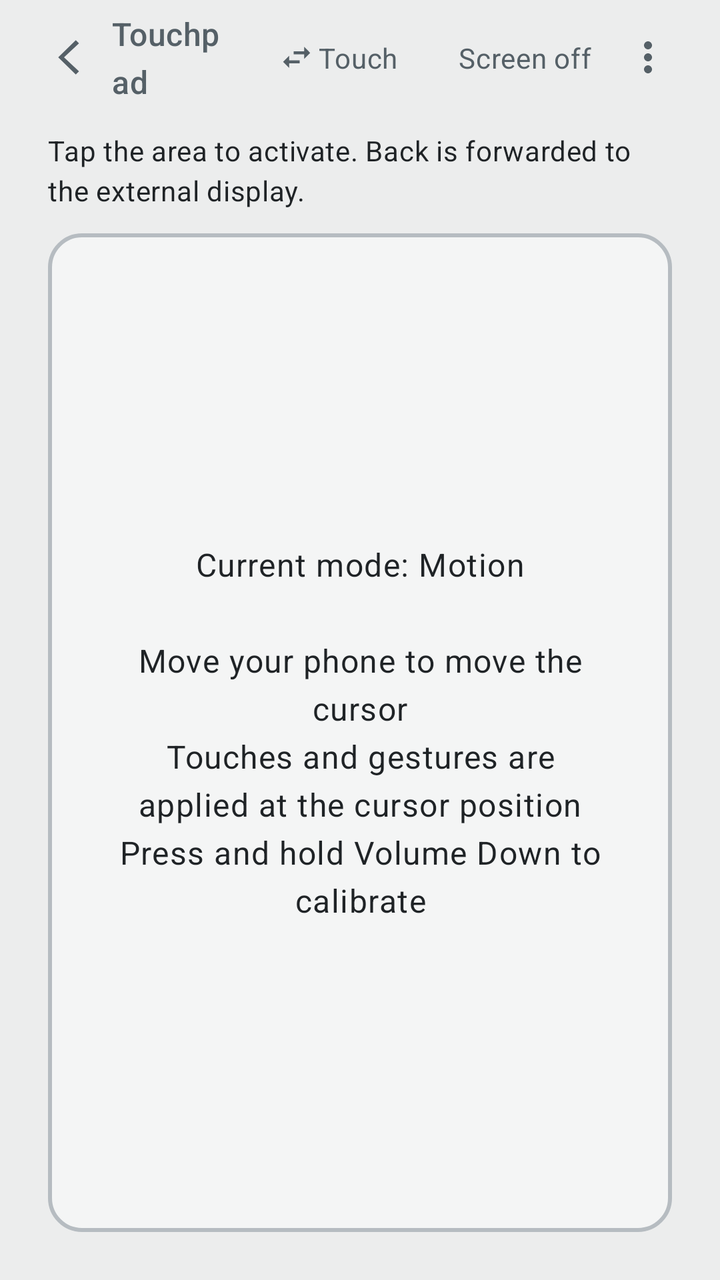
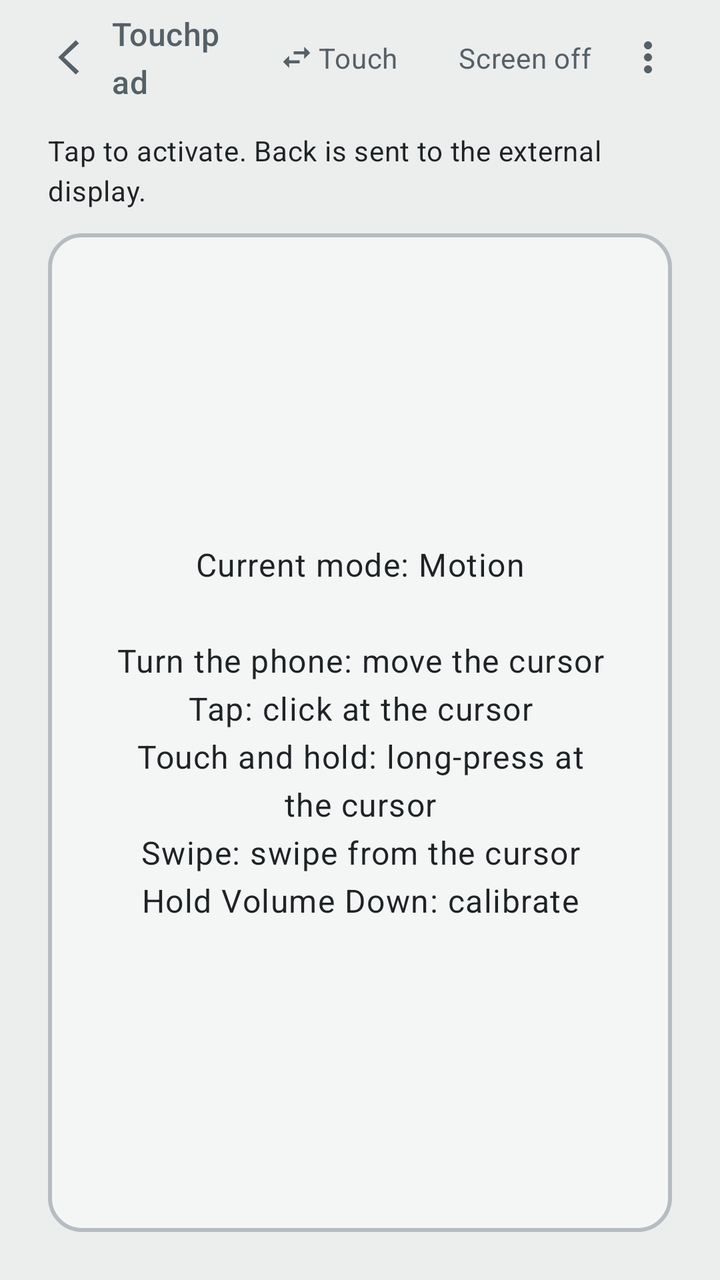

Compare the two renders of this Android layout. The source of the first and the diff that turns it into the second are given below.
<!-- AndroidManifest.xml: application theme Theme.DeskControl -->
<!-- res/layout/activity_ray_mouse.xml -->
<?xml version="1.0" encoding="utf-8"?>
<FrameLayout xmlns:android="http://schemas.android.com/apk/res/android"
    xmlns:app="http://schemas.android.com/apk/res-auto"
    android:id="@+id/rayMouseRoot"
    android:layout_width="match_parent"
    android:layout_height="match_parent">

    <LinearLayout
        android:layout_width="match_parent"
        android:layout_height="match_parent"
        android:background="@color/touchpadBackground"
        android:orientation="vertical">

        <LinearLayout
            android:id="@+id/rayMouseToolbar"
            android:layout_width="match_parent"
            android:layout_height="wrap_content"
            android:background="@color/touchpadBackground"
            android:gravity="center_vertical"
            android:minHeight="48dp"
            android:paddingHorizontal="16dp"
            android:paddingVertical="6dp">

            <ImageButton
                android:id="@+id/rayMouseBack"
                android:layout_width="40dp"
                android:layout_height="40dp"
                android:background="?attr/selectableItemBackgroundBorderless"
                android:contentDescription="@string/touchpad_back_button"
                android:scaleType="center"
                android:src="@drawable/ic_back"
                app:tint="@color/touchpadToolbarText" />

            <com.google.android.material.textview.MaterialTextView
                android:layout_width="0dp"
                android:layout_height="wrap_content"
                android:layout_weight="1"
                android:gravity="center_vertical|start"
                android:text="@string/touchpad_title"
                android:textAppearance="?attr/textAppearanceTitleMedium"
                android:textColor="@color/touchpadToolbarText" />

            <LinearLayout
                android:id="@+id/btnRaySwitchToTouch"
                android:layout_width="104dp"
                android:layout_height="wrap_content"
                android:background="?attr/selectableItemBackgroundBorderless"
                android:clickable="true"
                android:contentDescription="@string/control_surface_switch_action_to_touch"
                android:focusable="true"
                android:gravity="center"
                android:orientation="horizontal"
                android:paddingHorizontal="8dp"
                android:paddingVertical="6dp">

                <ImageView
                    android:layout_width="18dp"
                    android:layout_height="18dp"
                    android:importantForAccessibility="no"
                    android:src="@drawable/ic_swap_horiz"
                    app:tint="@color/touchpadToolbarText" />

                <com.google.android.material.textview.MaterialTextView
                    android:layout_width="wrap_content"
                    android:layout_height="wrap_content"
                    android:layout_marginStart="2dp"
                    android:text="@string/control_surface_switch_to_touch"
                    android:textAppearance="?attr/textAppearanceBodyMedium"
                    android:textColor="@color/touchpadToolbarText" />
            </LinearLayout>

            <com.google.android.material.textview.MaterialTextView
                android:id="@+id/btnRayBlackout"
                android:layout_width="wrap_content"
                android:layout_height="wrap_content"
                android:background="?attr/selectableItemBackgroundBorderless"
                android:clickable="true"
                android:focusable="true"
                android:paddingHorizontal="8dp"
                android:paddingVertical="6dp"
                android:text="@string/touchpad_blackout"
                android:textAppearance="?attr/textAppearanceBodyMedium"
                android:textColor="@color/touchpadToolbarText" />

            <ImageButton
                android:id="@+id/btnRayMore"
                android:layout_width="40dp"
                android:layout_height="40dp"
                android:background="?attr/selectableItemBackgroundBorderless"
                android:contentDescription="@string/touchpad_more_options"
                android:scaleType="center"
                android:src="@drawable/ic_more_vert"
                app:tint="@color/touchpadToolbarText" />
        </LinearLayout>

        <FrameLayout
            android:layout_width="match_parent"
            android:layout_height="0dp"
            android:layout_weight="1">

            <LinearLayout
                android:id="@+id/rayMouseContent"
                android:layout_width="match_parent"
                android:layout_height="match_parent"
                android:orientation="vertical"
                android:paddingHorizontal="24dp"
                android:paddingTop="8dp"
                android:paddingBottom="24dp">

                <com.google.android.material.textview.MaterialTextView
                    android:layout_width="match_parent"
                    android:layout_height="wrap_content"
                    android:layout_marginBottom="12dp"
                    android:gravity="start"
                    android:text="@string/control_surface_activation_hint"
                    android:textAppearance="?attr/textAppearanceBodyMedium"
                    android:textColor="@color/touchpadHintInactive" />

                <FrameLayout
                    android:id="@+id/rayMouseArea"
                    android:layout_width="match_parent"
                    android:layout_height="0dp"
                    android:layout_weight="1"
                    android:background="@drawable/touchpad_area_bg"
                    android:clickable="true"
                    android:contentDescription="@string/ray_mouse_tap_hint"
                    android:focusable="true">

                    <com.google.android.material.textview.MaterialTextView
                        android:id="@+id/rayMouseHint"
                        android:layout_width="wrap_content"
                        android:layout_height="wrap_content"
                        android:layout_gravity="center"
                        android:layout_margin="32dp"
                        android:gravity="center"
                        android:text="@string/ray_mouse_tap_hint"
                        android:textAppearance="?attr/textAppearanceBodyLarge"
                        android:textColor="@color/touchpadHintInactive" />
                </FrameLayout>

                <androidx.core.widget.NestedScrollView
                    android:id="@+id/rayTuningContent"
                    android:layout_width="match_parent"
                    android:layout_height="280dp"
                    android:layout_marginTop="16dp"
                    android:fillViewport="true"
                    android:overScrollMode="ifContentScrolls"
                    android:visibility="gone">

                    <LinearLayout
                        android:layout_width="match_parent"
                        android:layout_height="wrap_content"
                        android:orientation="vertical"
                        android:paddingBottom="12dp">

                        <LinearLayout
                            android:layout_width="match_parent"
                            android:layout_height="wrap_content"
                            android:gravity="center_vertical"
                            android:orientation="horizontal">

                            <com.google.android.material.textview.MaterialTextView
                                android:layout_width="0dp"
                                android:layout_height="wrap_content"
                                android:layout_weight="1"
                                android:text="@string/ray_mouse_tuning_horizontal_range"
                                android:textAppearance="?attr/textAppearanceBodySmall"
                                android:textColor="?attr/colorOnSurface" />

                            <com.google.android.material.textview.MaterialTextView
                                android:id="@+id/rayHorizontalRangeValue"
                                android:layout_width="wrap_content"
                                android:layout_height="wrap_content"
                                android:text="@string/ray_mouse_tuning_horizontal_default"
                                android:textAppearance="?attr/textAppearanceBodySmall"
                                android:textColor="?attr/colorOnSurfaceVariant" />
                        </LinearLayout>

                        <com.google.android.material.slider.Slider
                            android:id="@+id/sliderRayHorizontalRange"
                            android:layout_width="match_parent"
                            android:layout_height="wrap_content" />

                        <LinearLayout
                            android:layout_width="match_parent"
                            android:layout_height="wrap_content"
                            android:gravity="center_vertical"
                            android:orientation="horizontal">

                            <com.google.android.material.textview.MaterialTextView
                                android:layout_width="0dp"
                                android:layout_height="wrap_content"
                                android:layout_weight="1"
                                android:text="@string/ray_mouse_tuning_vertical_range"
                                android:textAppearance="?attr/textAppearanceBodySmall"
                                android:textColor="?attr/colorOnSurface" />

                            <com.google.android.material.textview.MaterialTextView
                                android:id="@+id/rayVerticalRangeValue"
                                android:layout_width="wrap_content"
                                android:layout_height="wrap_content"
                                android:text="@string/ray_mouse_tuning_vertical_default"
                                android:textAppearance="?attr/textAppearanceBodySmall"
                                android:textColor="?attr/colorOnSurfaceVariant" />
                        </LinearLayout>

                        <com.google.android.material.slider.Slider
                            android:id="@+id/sliderRayVerticalRange"
                            android:layout_width="match_parent"
                            android:layout_height="wrap_content" />

                        <LinearLayout
                            android:layout_width="match_parent"
                            android:layout_height="wrap_content"
                            android:gravity="center_vertical"
                            android:orientation="horizontal">

                            <com.google.android.material.textview.MaterialTextView
                                android:layout_width="0dp"
                                android:layout_height="wrap_content"
                                android:layout_weight="1"
                                android:text="@string/ray_mouse_tuning_smoothing"
                                android:textAppearance="?attr/textAppearanceBodySmall"
                                android:textColor="?attr/colorOnSurface" />

                            <com.google.android.material.textview.MaterialTextView
                                android:id="@+id/raySmoothingValue"
                                android:layout_width="wrap_content"
                                android:layout_height="wrap_content"
                                android:text="@string/ray_mouse_tuning_decimal_default"
                                android:textAppearance="?attr/textAppearanceBodySmall"
                                android:textColor="?attr/colorOnSurfaceVariant" />
                        </LinearLayout>

                        <com.google.android.material.slider.Slider
                            android:id="@+id/sliderRaySmoothing"
                            android:layout_width="match_parent"
                            android:layout_height="wrap_content" />

                        <LinearLayout
                            android:layout_width="match_parent"
                            android:layout_height="wrap_content"
                            android:gravity="center_vertical"
                            android:orientation="horizontal">

                            <com.google.android.material.textview.MaterialTextView
                                android:layout_width="0dp"
                                android:layout_height="wrap_content"
                                android:layout_weight="1"
                                android:text="@string/ray_mouse_tuning_emit_interval"
                                android:textAppearance="?attr/textAppearanceBodySmall"
                                android:textColor="?attr/colorOnSurface" />

                            <com.google.android.material.textview.MaterialTextView
                                android:id="@+id/rayEmitIntervalValue"
                                android:layout_width="wrap_content"
                                android:layout_height="wrap_content"
                                android:text="@string/ray_mouse_tuning_ms_default"
                                android:textAppearance="?attr/textAppearanceBodySmall"
                                android:textColor="?attr/colorOnSurfaceVariant" />
                        </LinearLayout>

                        <com.google.android.material.slider.Slider
                            android:id="@+id/sliderRayEmitInterval"
                            android:layout_width="match_parent"
                            android:layout_height="wrap_content" />

                        <LinearLayout
                            android:layout_width="match_parent"
                            android:layout_height="wrap_content"
                            android:gravity="center_vertical"
                            android:orientation="horizontal">

                            <com.google.android.material.textview.MaterialTextView
                                android:layout_width="0dp"
                                android:layout_height="wrap_content"
                                android:layout_weight="1"
                                android:text="@string/ray_mouse_tuning_emit_distance"
                                android:textAppearance="?attr/textAppearanceBodySmall"
                                android:textColor="?attr/colorOnSurface" />

                            <com.google.android.material.textview.MaterialTextView
                                android:id="@+id/rayEmitDistanceValue"
                                android:layout_width="wrap_content"
                                android:layout_height="wrap_content"
                                android:text="@string/ray_mouse_tuning_px_default"
                                android:textAppearance="?attr/textAppearanceBodySmall"
                                android:textColor="?attr/colorOnSurfaceVariant" />
                        </LinearLayout>

                        <com.google.android.material.slider.Slider
                            android:id="@+id/sliderRayEmitDistance"
                            android:layout_width="match_parent"
                            android:layout_height="wrap_content" />

                        <LinearLayout
                            android:layout_width="match_parent"
                            android:layout_height="wrap_content"
                            android:layout_marginTop="8dp"
                            android:gravity="center_vertical"
                            android:orientation="horizontal">

                            <com.google.android.material.textview.MaterialTextView
                                android:layout_width="0dp"
                                android:layout_height="wrap_content"
                                android:layout_weight="1"
                                android:text="@string/ray_mouse_haptic_feedback"
                                android:textAppearance="?attr/textAppearanceBodySmall"
                                android:textColor="?attr/colorOnSurface" />

                            <com.google.android.material.switchmaterial.SwitchMaterial
                                android:id="@+id/switchRayHapticFeedback"
                                android:layout_width="wrap_content"
                                android:layout_height="wrap_content" />
                        </LinearLayout>

                        <com.google.android.material.textview.MaterialTextView
                            android:layout_width="match_parent"
                            android:layout_height="wrap_content"
                            android:text="@string/ray_mouse_haptic_feedback_summary"
                            android:textAppearance="?attr/textAppearanceBodySmall"
                            android:textColor="?attr/colorOnSurfaceVariant" />
                    </LinearLayout>
                </androidx.core.widget.NestedScrollView>
            </LinearLayout>

            <LinearLayout
                android:id="@+id/rayAccessibilityGate"
                android:layout_width="match_parent"
                android:layout_height="match_parent"
                android:background="@color/touchpadBackground"
                android:clickable="true"
                android:focusable="true"
                android:gravity="center"
                android:orientation="vertical"
                android:padding="24dp"
                android:visibility="gone">

                <ImageView
                    android:layout_width="48dp"
                    android:layout_height="48dp"
                    android:layout_marginBottom="16dp"
                    android:contentDescription="@string/touchpad_accessibility_content_description"
                    android:src="@drawable/ic_accessibility"
                    app:tint="?attr/colorOnSurfaceVariant" />

                <com.google.android.material.textview.MaterialTextView
                    android:layout_width="match_parent"
                    android:layout_height="wrap_content"
                    android:gravity="center"
                    android:text="@string/touchpad_accessibility_required"
                    android:textAppearance="?attr/textAppearanceTitleMedium" />

                <com.google.android.material.textview.MaterialTextView
                    android:layout_width="match_parent"
                    android:layout_height="wrap_content"
                    android:layout_marginTop="8dp"
                    android:gravity="center"
                    android:text="@string/touchpad_accessibility_hint"
                    android:textAppearance="?attr/textAppearanceBodySmall"
                    android:textColor="?attr/colorOnSurfaceVariant" />

                <com.google.android.material.button.MaterialButton
                    android:id="@+id/btnRayOpenAccessibility"
                    android:layout_width="match_parent"
                    android:layout_height="wrap_content"
                    android:layout_marginTop="16dp"
                    android:text="@string/touchpad_open_accessibility_settings" />

                <com.google.android.material.button.MaterialButton
                    android:id="@+id/btnRayEnableAccessibilityShizuku"
                    style="?attr/materialButtonOutlinedStyle"
                    android:layout_width="match_parent"
                    android:layout_height="wrap_content"
                    android:layout_marginTop="12dp"
                    android:text="@string/touchpad_enable_accessibility_shizuku" />
            </LinearLayout>
        </FrameLayout>
    </LinearLayout>

    <FrameLayout
        android:id="@+id/rayBlackoutOverlay"
        android:layout_width="match_parent"
        android:layout_height="match_parent"
        android:background="@android:color/black"
        android:clickable="true"
        android:focusable="true"
        android:visibility="gone">

        <com.google.android.material.textview.MaterialTextView
            android:id="@+id/rayBlackoutHint"
            android:layout_width="match_parent"
            android:layout_height="wrap_content"
            android:layout_gravity="center_horizontal|bottom"
            android:layout_marginBottom="56dp"
            android:alpha="0"
            android:gravity="center"
            android:text="@string/touchpad_blackout_unlock_hint"
            android:textAppearance="?attr/textAppearanceBodyMedium"
            android:textColor="#CCFFFFFF"
            android:visibility="invisible" />
    </FrameLayout>
</FrameLayout>
<!-- resources referenced by this layout -->
<resources>
  <color name="touchpadBackground">@color/backgroundGraphite</color>
  <color name="touchpadHintInactive">@color/textPrimary</color>
  <color name="touchpadToolbarText">@color/textSecondary</color>
  <!-- drawable ic_accessibility (drawable) -->
  <?xml version="1.0" encoding="utf-8"?>
  <vector xmlns:android="http://schemas.android.com/apk/res/android"
      android:width="24dp"
      android:height="24dp"
      android:viewportWidth="24"
      android:viewportHeight="24">
      <path
          android:fillColor="#FFFFFFFF"
          android:pathData="M12,2C10.89,2 10,2.89 10,4s0.89,2 2,2 2,-0.89 2,-2 -0.89,-2 -2,-2zM21,7H3v2h6v13h2v-6h2v6h2V9h6V7z" />
  </vector>
  <!-- drawable ic_back (drawable) -->
  <?xml version="1.0" encoding="utf-8"?>
  <vector xmlns:android="http://schemas.android.com/apk/res/android"
      android:width="24dp"
      android:height="24dp"
      android:viewportWidth="24"
      android:viewportHeight="24">
      <path
          android:fillColor="#FFFFFFFF"
          android:pathData="M15.5,5 L8,12 L15.5,19 L13.9,20.6 L5.1,12 L13.9,3.4 Z" />
  </vector>
  <!-- drawable ic_swap_horiz (drawable) -->
  <vector xmlns:android="http://schemas.android.com/apk/res/android"
      android:width="18dp"
      android:height="18dp"
      android:viewportWidth="24"
      android:viewportHeight="24">
      <path
          android:fillColor="@color/touchpadToolbarText"
          android:pathData="M6.99,11L3,15l3.99,4v-3H14v-2H6.99v-3zM21,9l-3.99,-4v3H10v2h7.01v3L21,9z" />
  </vector>
  <string name="control_surface_activation_hint">Tap the area to activate. Back is forwarded to the external display.</string>
  <string name="control_surface_switch_action_to_touch">Switch to touch mode</string>
  <string name="control_surface_switch_to_touch">Touch</string>
  <string name="ray_mouse_haptic_feedback">Haptic feedback</string>
  <string name="ray_mouse_haptic_feedback_summary">Vibrate on calibration, click, and drag start.</string>
  <string name="ray_mouse_tap_hint">Current mode: Motion\n\nMove your phone to move the cursor\nTouches and gestures are applied at the cursor position\nPress and hold Volume Down to calibrate</string>
  <string name="ray_mouse_tuning_decimal_default">0.50</string>
  <string name="ray_mouse_tuning_emit_distance">Dead zone</string>
  <string name="ray_mouse_tuning_emit_interval">Update interval</string>
  <string name="ray_mouse_tuning_horizontal_default">20 deg</string>
  <string name="ray_mouse_tuning_horizontal_range">Horizontal range</string>
  <string name="ray_mouse_tuning_ms_default">8 ms</string>
  <string name="ray_mouse_tuning_px_default">1.5 px</string>
  <string name="ray_mouse_tuning_smoothing">Smoothing</string>
  <string name="ray_mouse_tuning_vertical_default">10 deg</string>
  <string name="ray_mouse_tuning_vertical_range">Vertical range</string>
  <string name="touchpad_accessibility_content_description">Accessibility</string>
  <string name="touchpad_accessibility_hint">Enable accessibility to control the cursor and send taps.</string>
  <string name="touchpad_accessibility_required">Accessibility required</string>
  <string name="touchpad_back_button">Back</string>
  <string name="touchpad_blackout">Screen off</string>
  <string name="touchpad_blackout_unlock_hint">Swipe up to unlock</string>
  <string name="touchpad_enable_accessibility_shizuku">Enable with Shizuku</string>
  <string name="touchpad_more_options">More options</string>
  <string name="touchpad_open_accessibility_settings">Open accessibility settings</string>
  <string name="touchpad_title">Touchpad</string>
  <color name="backgroundGraphite">#ECEDED</color>
  <color name="textPrimary">#1F2326</color>
  <color name="textSecondary">#556067</color>
  <color name="touchpadAreaBorderActive">#E6E8EA</color>
  <color name="surfaceGraphite">#F1F2F2</color>
  <color name="surfaceStroke">#1F000000</color>
  <!-- unchanged entries left out for length: 3 -->
</resources>

<!-- the commit's change to res/layout/activity_ray_mouse.xml (unified diff, before → after) -->
@@ -368,12 +368,12 @@
                     android:text="@string/touchpad_open_accessibility_settings" />
 
                 <com.google.android.material.button.MaterialButton
-                    android:id="@+id/btnRayEnableAccessibilityShizuku"
+                    android:id="@+id/btnRayEnableAccessibilityAdvanced"
                     style="?attr/materialButtonOutlinedStyle"
                     android:layout_width="match_parent"
                     android:layout_height="wrap_content"
                     android:layout_marginTop="12dp"
-                    android:text="@string/touchpad_enable_accessibility_shizuku" />
+                    android:text="@string/touchpad_enable_accessibility_advanced" />
             </LinearLayout>
         </FrameLayout>
     </LinearLayout>
<!-- resource entries referenced after the edit -->
@@ -35,12 +35,12 @@
           android:fillColor="@color/touchpadToolbarText"
           android:pathData="M6.99,11L3,15l3.99,4v-3H14v-2H6.99v-3zM21,9l-3.99,-4v3H10v2h7.01v3L21,9z" />
   </vector>
-  <string name="control_surface_activation_hint">Tap the area to activate. Back is forwarded to the external display.</string>
+  <string name="control_surface_activation_hint">Tap to activate. Back is sent to the external display.</string>
   <string name="control_surface_switch_action_to_touch">Switch to touch mode</string>
   <string name="control_surface_switch_to_touch">Touch</string>
   <string name="ray_mouse_haptic_feedback">Haptic feedback</string>
   <string name="ray_mouse_haptic_feedback_summary">Vibrate on calibration, click, and drag start.</string>
-  <string name="ray_mouse_tap_hint">Current mode: Motion\n\nMove your phone to move the cursor\nTouches and gestures are applied at the cursor position\nPress and hold Volume Down to calibrate</string>
+  <string name="ray_mouse_tap_hint">Current mode: Motion\n\nTurn the phone: move the cursor\nTap: click at the cursor\nTouch and hold: long-press at the cursor\nSwipe: swipe from the cursor\nHold Volume Down: calibrate</string>
   <string name="ray_mouse_tuning_decimal_default">0.50</string>
   <string name="ray_mouse_tuning_emit_distance">Dead zone</string>
   <string name="ray_mouse_tuning_emit_interval">Update interval</string>
@@ -52,12 +52,12 @@
   <string name="ray_mouse_tuning_vertical_default">10 deg</string>
   <string name="ray_mouse_tuning_vertical_range">Vertical range</string>
   <string name="touchpad_accessibility_content_description">Accessibility</string>
-  <string name="touchpad_accessibility_hint">Enable accessibility to control the cursor and send taps.</string>
+  <string name="touchpad_accessibility_hint">Enable the DeskControl accessibility service to control the cursor and perform gestures on the external display.</string>
   <string name="touchpad_accessibility_required">Accessibility required</string>
   <string name="touchpad_back_button">Back</string>
   <string name="touchpad_blackout">Screen off</string>
   <string name="touchpad_blackout_unlock_hint">Swipe up to unlock</string>
-  <string name="touchpad_enable_accessibility_shizuku">Enable with Shizuku</string>
+  <string name="touchpad_enable_accessibility_advanced">Advanced enablement</string>
   <string name="touchpad_more_options">More options</string>
   <string name="touchpad_open_accessibility_settings">Open accessibility settings</string>
   <string name="touchpad_title">Touchpad</string>
